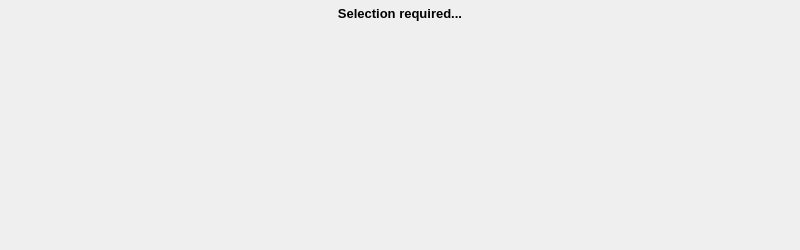
Before: the Qt Designer form ui/analysis/qgisred_timeseries_dock.ui in qgisred/QGISRed, drawn with Qt 5.
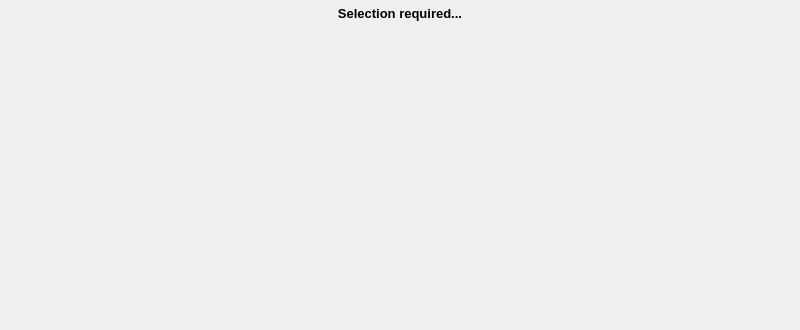
After: the same form once the commit is applied.

Commit message: Timeseries: step 4. Increase default time series chart dock height

Diff of the .ui file:
```diff
--- a/ui/analysis/qgisred_timeseries_dock.ui
+++ b/ui/analysis/qgisred_timeseries_dock.ui
@@ -7,7 +7,7 @@
     <x>0</x>
     <y>0</y>
     <width>800</width>
-    <height>250</height>
+    <height>330</height>
    </rect>
   </property>
   <property name="windowTitle">
```
The commit also changes 1 other file.
